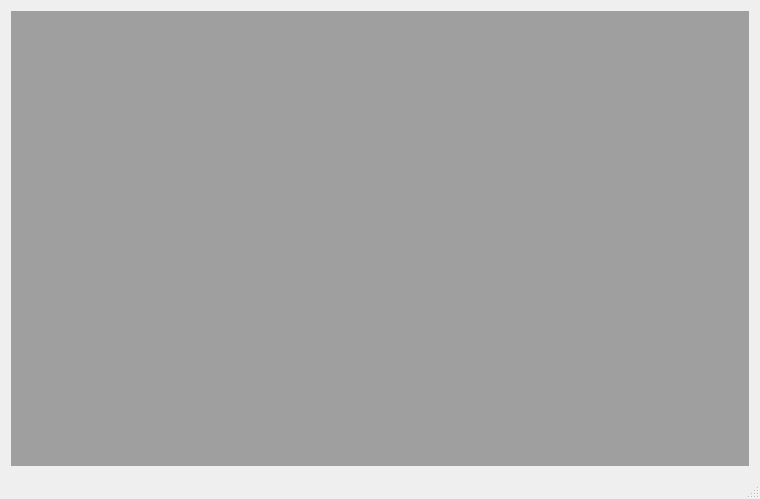
Qt form mainview.ui (usazankov/AnalyzerBoardInformation) before a commit.
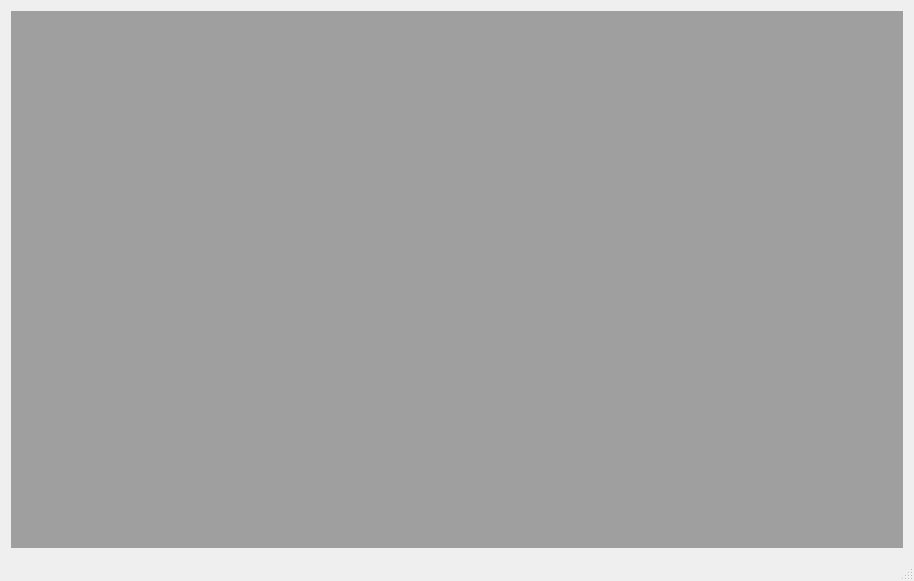
The same form after that commit.

Diff of the .ui file:
```diff
--- a/mainview.ui
+++ b/mainview.ui
@@ -6,8 +6,8 @@
    <rect>
     <x>0</x>
     <y>0</y>
-    <width>760</width>
-    <height>499</height>
+    <width>914</width>
+    <height>581</height>
    </rect>
   </property>
   <property name="windowTitle">
```
